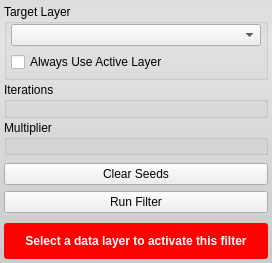
First picture: the form in src/Interface/ToolInterface/ConfidenceConnectedFilterInterface.ui, repository jessdtate/Seg3D, before the edit.
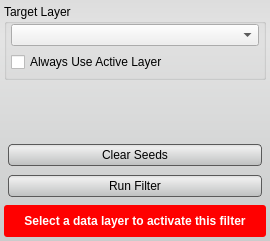
Second picture: the form after the edit. Custom widgets are drawn as their Qt base class.

Commit message: added styles to the ui buttons still some tweaking that needs done.  check out the Discrete Gaussian Blur tool and let me know if the lighter background looks better.

```diff
--- a/src/Interface/ToolInterface/ConfidenceConnectedFilterInterface.ui
+++ b/src/Interface/ToolInterface/ConfidenceConnectedFilterInterface.ui
@@ -6,8 +6,8 @@
    <rect>
     <x>0</x>
     <y>0</y>
-    <width>272</width>
-    <height>263</height>
+    <width>270</width>
+    <height>241</height>
    </rect>
   </property>
   <property name="sizePolicy">
@@ -29,6 +29,27 @@
    <string notr="true">QWidget#ConfidenceConnectedFilterInterface{
 	border-radius: 3px;
 	background-color: qlineargradient(spread:pad, x1:0.5, y1:0, x2:0.5, y2:0.960227, stop:0 rgba(221, 221, 221, 255), stop:0.155779 rgba(228, 228, 228, 255), stop:1 rgba(202, 204, 204, 255));      
+}
+
+QPushButton{
+	background-color: qlineargradient(spread:pad, x1:0.5, y1:0, x2:0.5, y2:0.960227, stop:0 rgba(221, 221, 221, 255), stop:0.155779 rgba(238, 238, 238, 255), stop:1 rgba(192, 194, 194, 255));
+	border-radius: 4px;
+	border: 1px solid rgb(90, 90, 90);
+	margin:4px;
+}
+
+QPushButton:hover{
+	background-color: qlineargradient(spread:pad, x1:0.5, y1:0, x2:0.5, y2:1, stop:0 rgba(195, 195, 195, 255), stop:0.253769 rgba(206, 206, 206, 255), stop:1 rgba(185, 185, 185, 255));
+	border-radius: 4px;
+	border: 1px solid rgb(90, 90, 90);
+	margin:4px;
+}
+
+QPushButton:pressed{
+	background-color: qlineargradient(spread:pad, x1:0.5, y1:0, x2:0.5, y2:1, stop:0 rgba(150, 150, 150, 255), stop:0.753769 rgba(206, 206, 206, 255), stop:1 rgba(185, 185, 185, 255));
+	border-radius: 4px;
+	border: 1px solid rgb(90, 90, 90);
+	margin:4px;
 }</string>
   </property>
   <layout class="QVBoxLayout" name="verticalLayout">
@@ -110,58 +131,10 @@
     </widget>
    </item>
    <item>
-    <widget class="QGroupBox" name="groupBox">
-     <property name="title">
-      <string>Iterations</string>
-     </property>
-     <layout class="QVBoxLayout" name="verticalLayout_2">
-      <property name="spacing">
-       <number>0</number>
-      </property>
-      <property name="leftMargin">
-       <number>4</number>
-      </property>
-      <property name="topMargin">
-       <number>2</number>
-      </property>
-      <property name="rightMargin">
-       <number>4</number>
-      </property>
-      <property name="bottomMargin">
-       <number>4</number>
-      </property>
-      <item>
-       <widget class="QtUtils::QtSliderIntCombo" name="iterations_" native="true"/>
-      </item>
-     </layout>
-    </widget>
+    <widget class="QtUtils::QtSliderIntCombo" name="iterations_" native="true"/>
    </item>
    <item>
-    <widget class="QGroupBox" name="groupBox_2">
-     <property name="title">
-      <string>Multiplier</string>
-     </property>
-     <layout class="QVBoxLayout" name="verticalLayout_3">
-      <property name="spacing">
-       <number>0</number>
-      </property>
-      <property name="leftMargin">
-       <number>4</number>
-      </property>
-      <property name="topMargin">
-       <number>2</number>
-      </property>
-      <property name="rightMargin">
-       <number>4</number>
-      </property>
-      <property name="bottomMargin">
-       <number>4</number>
-      </property>
-      <item>
-       <widget class="QtUtils::QtSliderDoubleCombo" name="multiplier_" native="true"/>
-      </item>
-     </layout>
-    </widget>
+    <widget class="QtUtils::QtSliderDoubleCombo" name="multiplier_" native="true"/>
    </item>
    <item>
     <widget class="QWidget" name="widget" native="true">
@@ -186,6 +159,12 @@
       </property>
       <item>
        <widget class="QPushButton" name="clear_seeds_button_">
+        <property name="minimumSize">
+         <size>
+          <width>0</width>
+          <height>30</height>
+         </size>
+        </property>
         <property name="text">
          <string>Clear Seeds</string>
         </property>
@@ -193,6 +172,12 @@
       </item>
       <item>
        <widget class="QPushButton" name="run_button_">
+        <property name="minimumSize">
+         <size>
+          <width>0</width>
+          <height>30</height>
+         </size>
+        </property>
         <property name="text">
          <string>Run Filter</string>
         </property>
@@ -252,17 +237,17 @@
    <header location="global">QtUtils/Widgets/QtSliderDoubleCombo.h</header>
    <container>1</container>
   </customwidget>
+  <customwidget>
+   <class>QtUtils::QtSliderIntCombo</class>
+   <extends>QWidget</extends>
+   <header location="global">QtUtils/Widgets/QtSliderIntCombo.h</header>
+   <container>1</container>
+  </customwidget>
   <customwidget>
    <class>QtUtils::QtDropableComboBox</class>
    <extends>QComboBox</extends>
    <header location="global">QtUtils/Widgets/QtDropableComboBox.h</header>
   </customwidget>
-  <customwidget>
-   <class>QtUtils::QtSliderIntCombo</class>
-   <extends>QWidget</extends>
-   <header location="global">QtUtils/Widgets/QtSliderIntCombo.h</header>
-   <container>1</container>
-  </customwidget>
  </customwidgets>
  <resources/>
  <connections/>
```
The commit also changes 57 other files.
